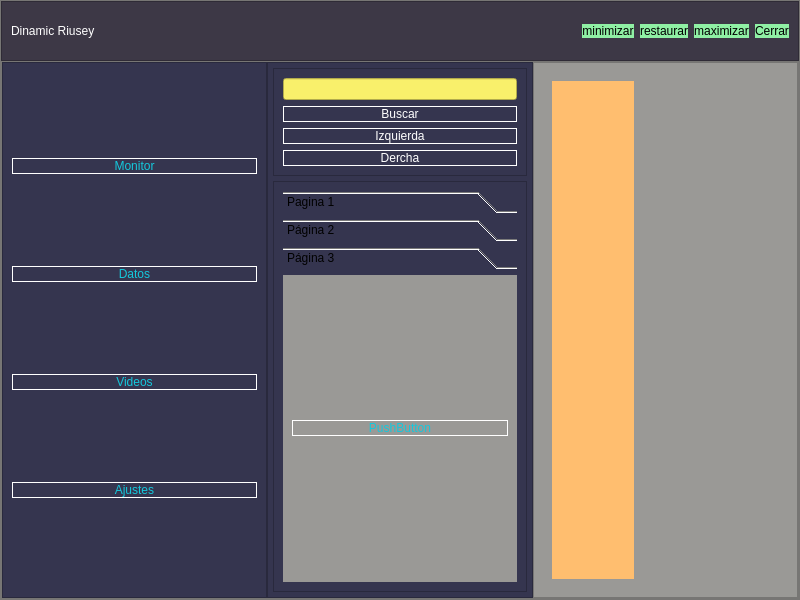
Old version of the form Proyecto2/1.ui in the repository AlexHz01/PYQT6.
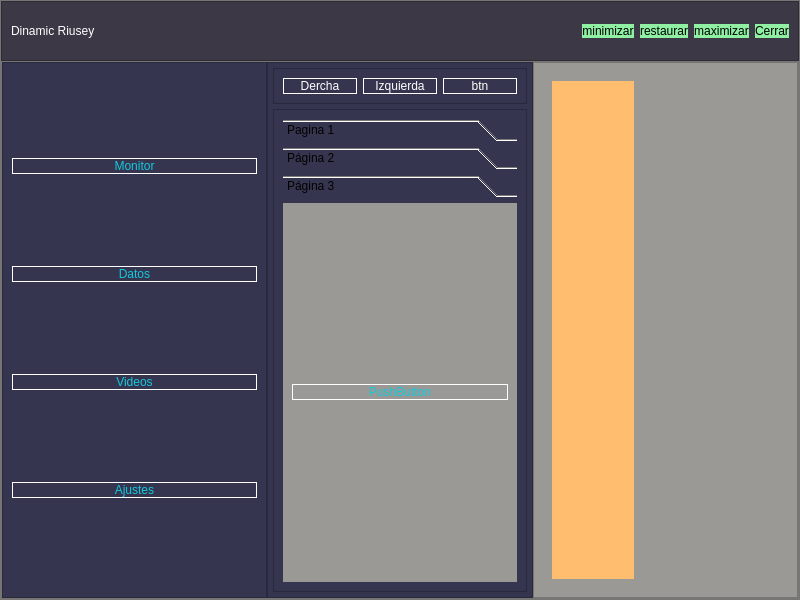
New version of the form. The open tabs and pages were chosen to show the change. Icons and pictures are not drawn.

Patch:
```diff
--- a/Proyecto2/1.ui
+++ b/Proyecto2/1.ui
@@ -364,28 +364,7 @@
                <property name="frameShadow">
                 <enum>QFrame::Raised</enum>
                </property>
-               <layout class="QVBoxLayout" name="verticalLayout_5">
-                <item>
-                 <widget class="QLineEdit" name="lineEdit">
-                  <property name="styleSheet">
-                   <string notr="true">background-color: rgb(249, 240, 107);</string>
-                  </property>
-                 </widget>
-                </item>
-                <item>
-                 <widget class="QPushButton" name="btn_buscar">
-                  <property name="text">
-                   <string>Buscar</string>
-                  </property>
-                 </widget>
-                </item>
-                <item>
-                 <widget class="QPushButton" name="btn_menu_uno">
-                  <property name="text">
-                   <string>Izquierda</string>
-                  </property>
-                 </widget>
-                </item>
+               <layout class="QHBoxLayout" name="horizontalLayout_7">
                 <item>
                  <widget class="QPushButton" name="btn_menu_dos">
                   <property name="text">
@@ -393,6 +372,20 @@
                   </property>
                  </widget>
                 </item>
+                <item>
+                 <widget class="QPushButton" name="btn_menu_uno">
+                  <property name="text">
+                   <string>Izquierda</string>
+                  </property>
+                 </widget>
+                </item>
+                <item>
+                 <widget class="QPushButton" name="btn_buscar">
+                  <property name="text">
+                   <string>btn</string>
+                  </property>
+                 </widget>
+                </item>
                </layout>
               </widget>
              </item>
@@ -455,6 +448,14 @@
                    </layout>
                   </widget>
                   <widget class="QWidget" name="page_11">
+                   <property name="geometry">
+                    <rect>
+                     <x>0</x>
+                     <y>0</y>
+                     <width>234</width>
+                     <height>368</height>
+                    </rect>
+                   </property>
                    <attribute name="label">
                     <string>Página 3</string>
                    </attribute>
```
Left out of the diff: 4 changed lines with no effect on the pictures.
